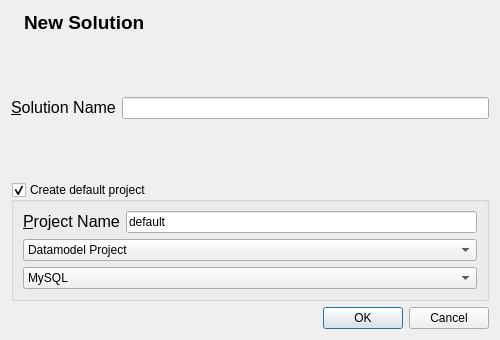
This is newprojectdialog.ui in fritzone/ddm as Qt 5 draws it before an edit. The edited form follows.
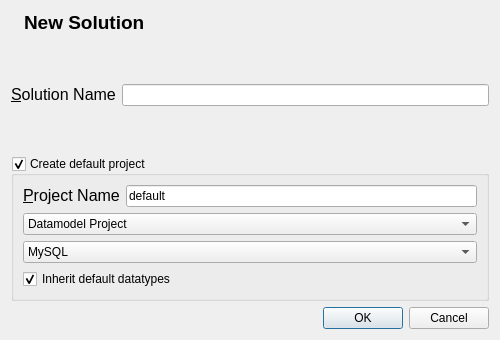
This is the edited form. Icons and pictures are not drawn.

Diff of the .ui file:
```diff
--- a/newprojectdialog.ui
+++ b/newprojectdialog.ui
@@ -44,6 +44,9 @@
   <layout class="QVBoxLayout" name="verticalLayout_2">
    <item>
     <layout class="QFormLayout" name="formLayout">
+     <property name="fieldGrowthPolicy">
+      <enum>QFormLayout::AllNonFixedFieldsGrow</enum>
+     </property>
      <item row="0" column="0">
       <widget class="QLabel" name="label_3">
        <property name="text">
@@ -72,6 +75,9 @@
    </item>
    <item>
     <layout class="QFormLayout" name="formLayout_2">
+     <property name="fieldGrowthPolicy">
+      <enum>QFormLayout::AllNonFixedFieldsGrow</enum>
+     </property>
      <item row="0" column="0">
       <widget class="QLabel" name="label">
        <property name="text">
@@ -184,6 +190,16 @@
         </item>
        </widget>
       </item>
+      <item>
+       <widget class="QCheckBox" name="chkInheritDefaultDatatypes">
+        <property name="text">
+         <string>Inherit default datatypes</string>
+        </property>
+        <property name="checked">
+         <bool>true</bool>
+        </property>
+       </widget>
+      </item>
      </layout>
     </widget>
    </item>
```
